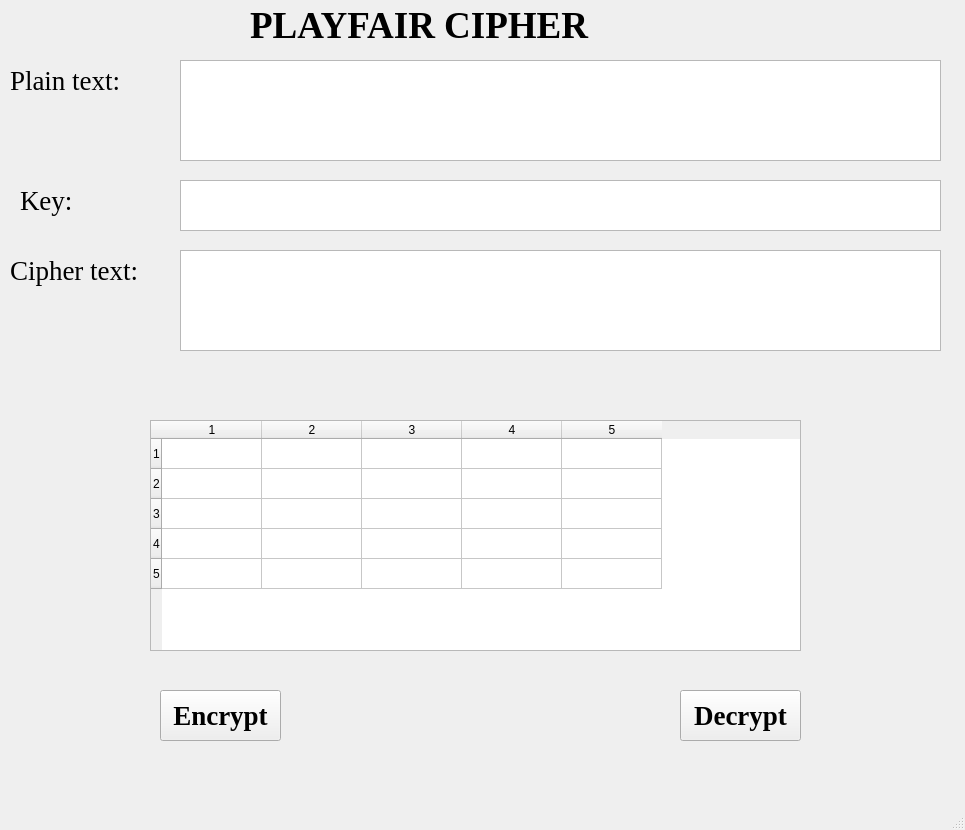
This is lab_03/ui/playfair.ui in LamTT1306/bmthnc-hutech-2380601190 as Qt 5 draws it before an edit. The edited form follows.
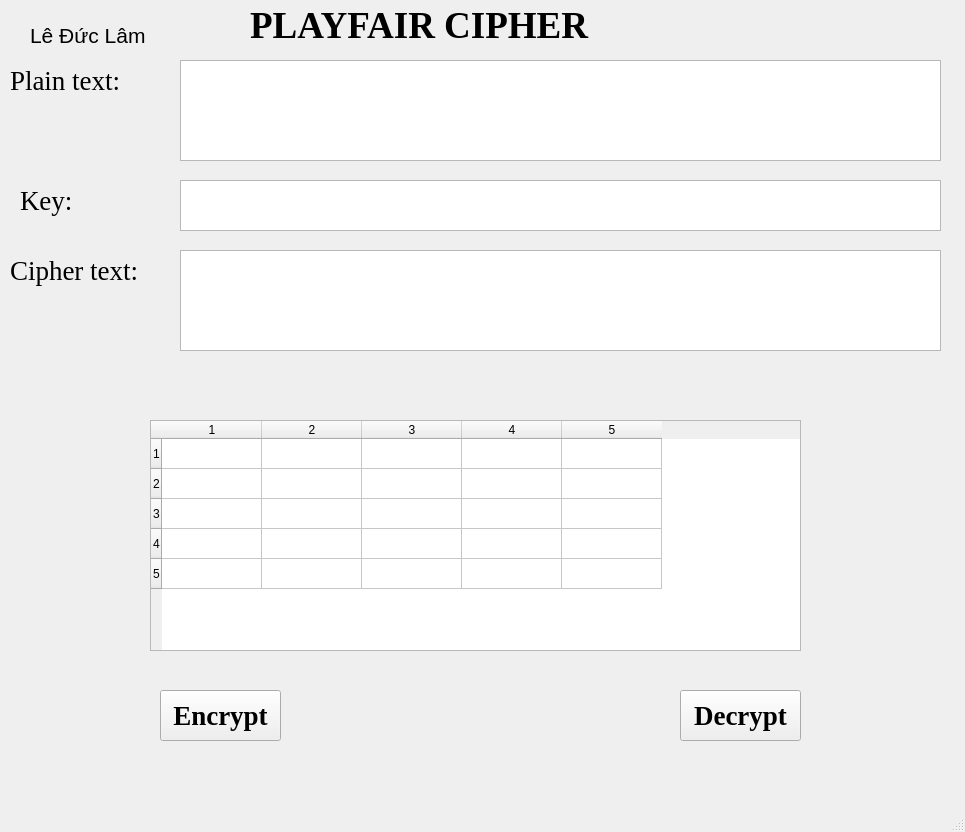
This is the edited form.

```diff
--- a/lab_03/ui/playfair.ui
+++ b/lab_03/ui/playfair.ui
@@ -7,7 +7,7 @@
     <x>0</x>
     <y>0</y>
     <width>965</width>
-    <height>830</height>
+    <height>832</height>
    </rect>
   </property>
   <property name="windowTitle">
@@ -205,6 +205,24 @@
     <column/>
     <column/>
    </widget>
+   <widget class="QLabel" name="label_5">
+    <property name="geometry">
+     <rect>
+      <x>30</x>
+      <y>20</y>
+      <width>211</width>
+      <height>31</height>
+     </rect>
+    </property>
+    <property name="font">
+     <font>
+      <pointsize>16</pointsize>
+     </font>
+    </property>
+    <property name="text">
+     <string>Lê Đức Lâm   </string>
+    </property>
+   </widget>
   </widget>
   <widget class="QMenuBar" name="menubar">
    <property name="geometry">
```
Left out of the diff: 2 changed lines with no effect on the pictures.
